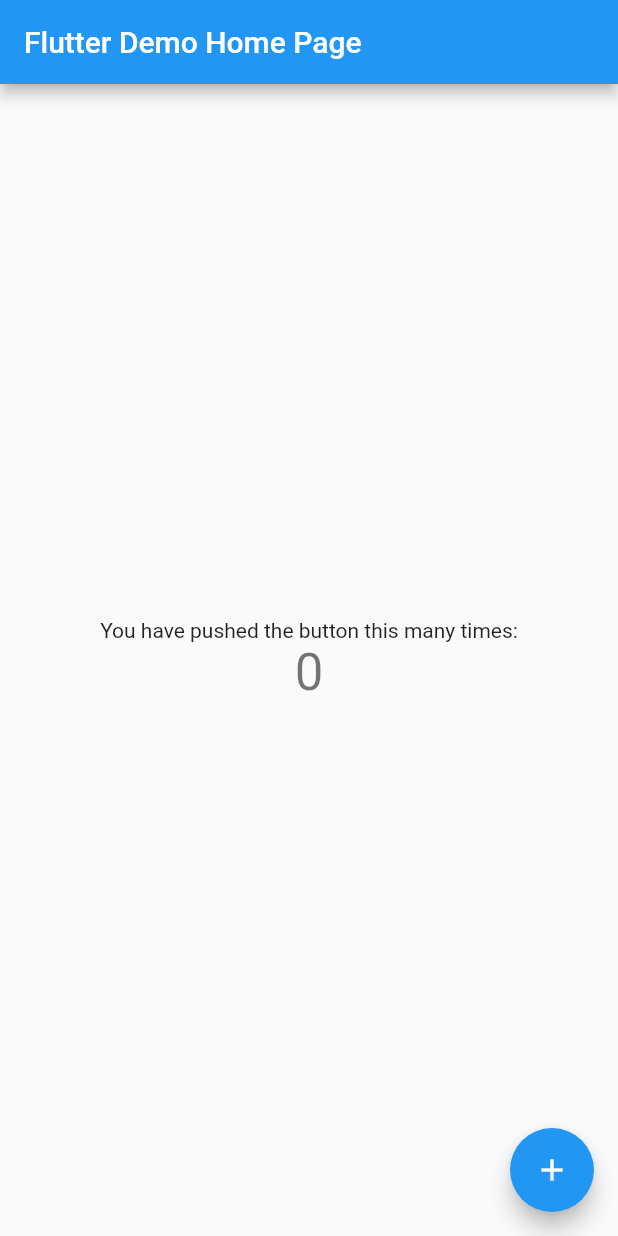
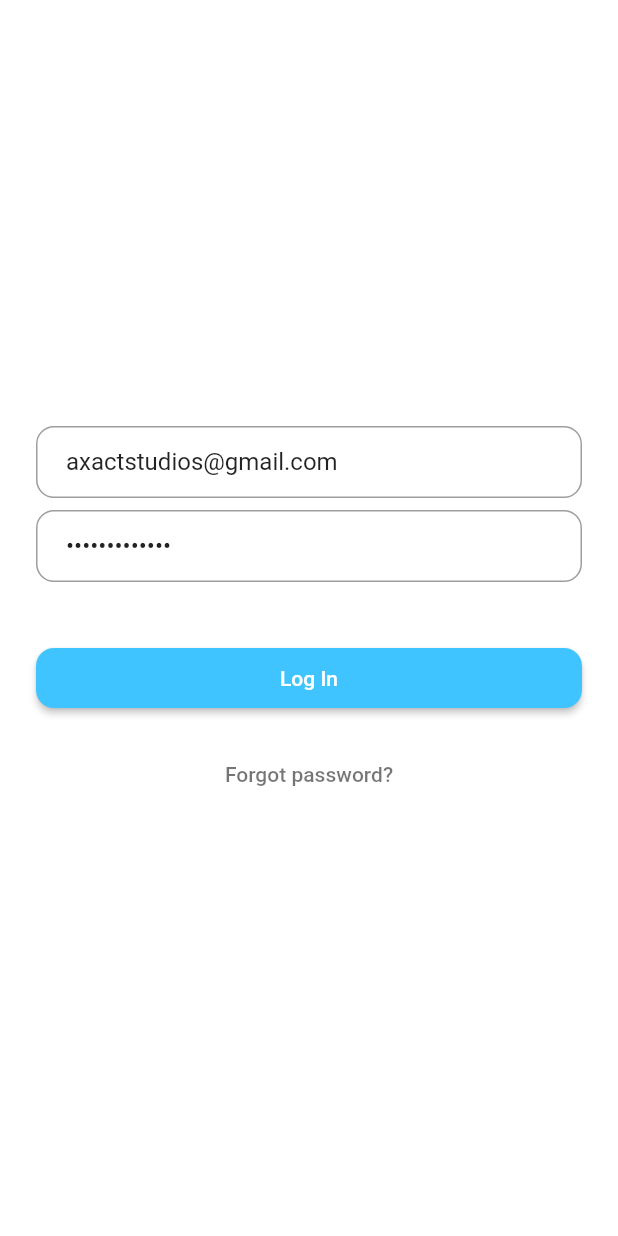
Before and after one commit to axactstudios/rolesapp, a Flutter app: the screen it shows after launch, on a phone screen of 412 x 824 dp. Run offline on Flutter 3.47's test engine with Material 2 defaults, Android fonts, the phone set to English and light mode, and no system bars; Roboto replaces fonts that are missing (Nunito).

Commit message:
login page

```diff
--- a/lib/Screens/login.dart
+++ b/lib/Screens/login.dart
@@ -0,0 +1,87 @@
+import 'package:flutter/material.dart';
+import 'package:rolesapp/Screens/home_page.dart';
+
+class LoginPage extends StatefulWidget {
+  static String tag = 'login-page';
+  @override
+  _LoginPageState createState() => new _LoginPageState();
+}
+
+class _LoginPageState extends State<LoginPage> {
+  @override
+  Widget build(BuildContext context) {
+    /*final logo = Hero(
+      tag: 'hero',
+      child: CircleAvatar(
+        backgroundColor: Colors.transparent,
+        radius: 48.0,
+        child: Image.asset('assets/logo.png'),
+      ),
+    );*/
+
+    final email = TextFormField(
+      keyboardType: TextInputType.emailAddress,
+      autofocus: false,
+      initialValue: 'axactstudios@gmail.com',
+      decoration: InputDecoration(
+        hintText: 'Email',
+        contentPadding: EdgeInsets.fromLTRB(20.0, 10.0, 20.0, 10.0),
+        border: OutlineInputBorder(borderRadius: BorderRadius.circular(12.0)),
+      ),
+    );
+
+    final password = TextFormField(
+      autofocus: false,
+      initialValue: 'some password',
+      obscureText: true,
+      decoration: InputDecoration(
+        hintText: 'Password',
+        contentPadding: EdgeInsets.fromLTRB(20.0, 10.0, 20.0, 10.0),
+        border: OutlineInputBorder(borderRadius: BorderRadius.circular(12.0)),
+      ),
+    );
+
+    final loginButton = Padding(
+      padding: EdgeInsets.symmetric(vertical: 16.0),
+      child: RaisedButton(
+        shape: RoundedRectangleBorder(
+          borderRadius: BorderRadius.circular(12),
+        ),
+        onPressed: () {
+          Navigator.of(context).pushNamed(HomePage.tag);
+        },
+        padding: EdgeInsets.all(12),
+        color: Colors.lightBlueAccent,
+        child: Text('Log In', style: TextStyle(color: Colors.white)),
+      ),
+    );
+
+    final forgotLabel = FlatButton(
+      child: Text(
+        'Forgot password?',
+        style: TextStyle(color: Colors.black54),
+      ),
+      onPressed: () {},
+    );
+
+    return Scaffold(
+      backgroundColor: Colors.white,
+      body: Center(
+        child: ListView(
+          shrinkWrap: true,
+          padding: EdgeInsets.only(left: 24.0, right: 24.0),
+          children: <Widget>[
+            //logo,
+            //SizedBox(height: 48.0),
+            email,
+            SizedBox(height: 8.0),
+            password,
+            SizedBox(height: 24.0),
+            loginButton,
+            forgotLabel
+          ],
+        ),
+      ),
+    );
+  }
+}
--- a/lib/main.dart
+++ b/lib/main.dart
@@ -1,117 +1,26 @@
 import 'package:flutter/material.dart';
+import 'package:rolesapp/Screens/login.dart';
+import 'package:rolesapp/Screens/home_page.dart';
 
-void main() {
-  runApp(MyApp());
-}
+void main() => runApp(MyApp());
 
 class MyApp extends StatelessWidget {
-  // This widget is the root of your application.
+  final routes = <String, WidgetBuilder>{
+    LoginPage.tag: (context) => LoginPage(),
+    HomePage.tag: (context) => HomePage(),
+  };
+
   @override
   Widget build(BuildContext context) {
     return MaterialApp(
-      title: 'Flutter Demo',
+      title: 'Axact Studios',
+      debugShowCheckedModeBanner: false,
       theme: ThemeData(
-        // This is the theme of your application.
-        //
-        // Try running your application with "flutter run". You'll see the
-        // application has a blue toolbar. Then, without quitting the app, try
-        // changing the primarySwatch below to Colors.green and then invoke
-        // "hot reload" (press "r" in the console where you ran "flutter run",
-        // or simply save your changes to "hot reload" in a Flutter IDE).
-        // Notice that the counter didn't reset back to zero; the application
-        // is not restarted.
-        primarySwatch: Colors.blue,
-        // This makes the visual density adapt to the platform that you run
-        // the app on. For desktop platforms, the controls will be smaller and
-        // closer together (more dense) than on mobile platforms.
-        visualDensity: VisualDensity.adaptivePlatformDensity,
+        primarySwatch: Colors.lightBlue,
+        fontFamily: 'Nunito',
       ),
-      home: MyHomePage(title: 'Flutter Demo Home Page'),
+      home: LoginPage(),
+      routes: routes,
     );
   }
 }
-
-class MyHomePage extends StatefulWidget {
-  MyHomePage({Key key, this.title}) : super(key: key);
-
-  // This widget is the home page of your application. It is stateful, meaning
-  // that it has a State object (defined below) that contains fields that affect
-  // how it looks.
-
-  // This class is the configuration for the state. It holds the values (in this
-  // case the title) provided by the parent (in this case the App widget) and
-  // used by the build method of the State. Fields in a Widget subclass are
-  // always marked "final".
-
-  final String title;
-
-  @override
-  _MyHomePageState createState() => _MyHomePageState();
-}
-
-class _MyHomePageState extends State<MyHomePage> {
-  int _counter = 0;
-
-  void _incrementCounter() {
-    setState(() {
-      // This call to setState tells the Flutter framework that something has
-      // changed in this State, which causes it to rerun the build method below
-      // so that the display can reflect the updated values. If we changed
-      // _counter without calling setState(), then the build method would not be
-      // called again, and so nothing would appear to happen.
-      _counter++;
-    });
-  }
-
-  @override
-  Widget build(BuildContext context) {
-    // This method is rerun every time setState is called, for instance as done
-    // by the _incrementCounter method above.
-    //
-    // The Flutter framework has been optimized to make rerunning build methods
-    // fast, so that you can just rebuild anything that needs updating rather
-    // than having to individually change instances of widgets.
-    return Scaffold(
-      appBar: AppBar(
-        // Here we take the value from the MyHomePage object that was created by
-        // the App.build method, and use it to set our appbar title.
-        title: Text(widget.title),
-      ),
-      body: Center(
-        // Center is a layout widget. It takes a single child and positions it
-        // in the middle of the parent.
-        child: Column(
-          // Column is also a layout widget. It takes a list of children and
-          // arranges them vertically. By default, it sizes itself to fit its
-          // children horizontally, and tries to be as tall as its parent.
-          //
-          // Invoke "debug painting" (press "p" in the console, choose the
-          // "Toggle Debug Paint" action from the Flutter Inspector in Android
-          // Studio, or the "Toggle Debug Paint" command in Visual Studio Code)
-          // to see the wireframe for each widget.
-          //
-          // Column has various properties to control how it sizes itself and
-          // how it positions its children. Here we use mainAxisAlignment to
-          // center the children vertically; the main axis here is the vertical
-          // axis because Columns are vertical (the cross axis would be
-          // horizontal).
-          mainAxisAlignment: MainAxisAlignment.center,
-          children: <Widget>[
-            Text(
-              'You have pushed the button this many times:',
-            ),
-            Text(
-              '$_counter',
-              style: Theme.of(context).textTheme.headline4,
-            ),
-          ],
-        ),
-      ),
-      floatingActionButton: FloatingActionButton(
-        onPressed: _incrementCounter,
-        tooltip: 'Increment',
-        child: Icon(Icons.add),
-      ), // This trailing comma makes auto-formatting nicer for build methods.
-    );
-  }
-}
```
Also changed, not shown: lib/Screens/home_page.dart (added, +54 -0 lines).
